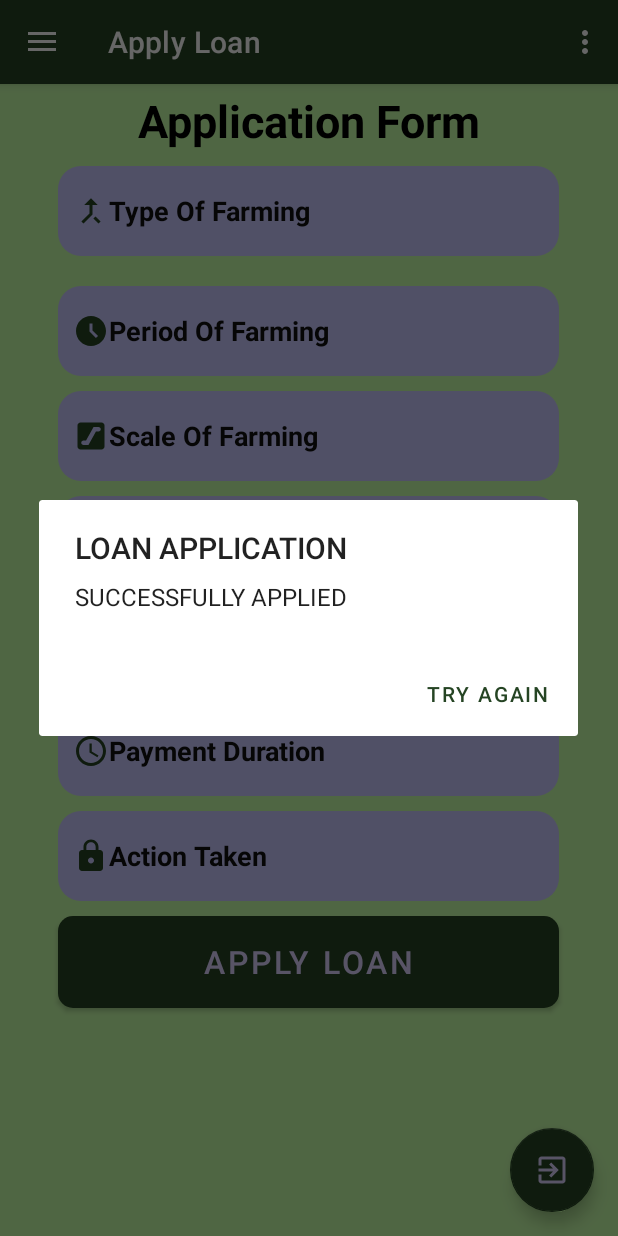
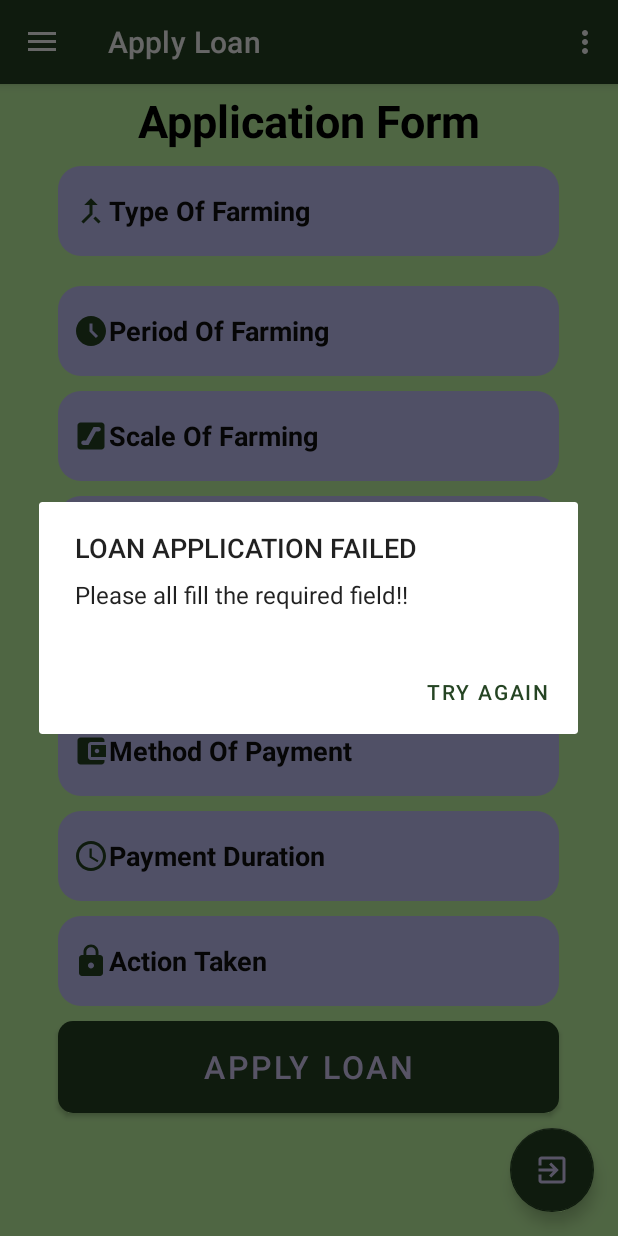
Before and after one commit to alvin-kiveu/LOAN-APPLICATION-KOTLIN, an Android app: the loanApplyFragment screen opened through its navigation route, after a tap on "APPLY LOAN", on a phone screen of 412 x 824 dp. Run offline under Robolectric (Android 15) with nearby library versions, the phone set to English and light mode, and no system bars; our stand-ins replace Volley, navigation-ui.

Commit message:
adding new files

```diff
--- a/app/src/main/java/com/example/aminia/MainActivity.kt
+++ b/app/src/main/java/com/example/aminia/MainActivity.kt
@@ -79,7 +79,7 @@ class MainActivity : AppCompatActivity() {
                     },
                     { resError ->
                         // handle error
-                        builder.setMessage("Error failed")
+                        builder.setMessage("Network Error failed. Check your internet connection")
                         builder.show()
                     }
                 )
--- a/app/src/main/java/com/example/aminia/registration.kt
+++ b/app/src/main/java/com/example/aminia/registration.kt
@@ -82,7 +82,7 @@ class registration : AppCompatActivity() {
                            },
                            { resError ->
                                // handle error
-                               builder.setMessage("Error failed")
+                               builder.setMessage("Network Error failed. Check your internet connection")
                                builder.show()
                            }
                        )
--- a/app/src/main/java/com/example/aminia/ui/applyloan/loanApplyFragment.kt
+++ b/app/src/main/java/com/example/aminia/ui/applyloan/loanApplyFragment.kt
@@ -1,22 +1,26 @@
 package com.example.aminia.ui.applyloan
 
+import android.content.Context
 import android.content.DialogInterface
-import android.content.Intent
+import android.content.SharedPreferences
 import android.os.Bundle
 import android.view.LayoutInflater
 import android.view.View
 import android.view.ViewGroup
+import android.widget.EditText
 import android.widget.TextView
 import androidx.appcompat.app.AlertDialog
 import androidx.fragment.app.Fragment
-import com.example.aminia.Home
-
+import com.android.volley.Request
+import com.android.volley.toolbox.JsonObjectRequest
+import com.android.volley.toolbox.Volley
 import com.example.aminia.R
+import org.json.JSONObject
 
 
 class loanApplyFragment : Fragment() {
 
-
+    private val sharedPrefFile = "aminia"
     override fun onCreateView(
         inflater: LayoutInflater,
         container: ViewGroup?,
@@ -25,14 +29,89 @@ class loanApplyFragment : Fragment() {
 
         val root: View =  inflater.inflate(R.layout.fragment_loanapply, container, false)
         val userLoanApply = root.findViewById<TextView>(R.id.text_applyApply)
+        val typeOfFarming = root.findViewById<EditText>(R.id.typeOfFarming)
+        val periodOfFarming = root.findViewById<EditText>(R.id.periodOfFarming)
+        val scaleOfFarming = root.findViewById<EditText>(R.id.scaleOfFarming)
+        val product = root.findViewById<EditText>(R.id.product)
+        val amount = root.findViewById<EditText>(R.id.amount)
+        val paymentMethod = root.findViewById<EditText>(R.id.paymentMethod)
+        val paymentDuration = root.findViewById<EditText>(R.id.paymentDuration)
+        val actionTaken = root.findViewById<EditText>(R.id.actionTaken)
+
         val builder = context?.let { AlertDialog.Builder(it) }
         userLoanApply.setOnClickListener{
-            if (builder != null) {
-                builder.setTitle("LOAN APPLICATION")
-                builder.setMessage("SUCCESSFULLY APPLIED")
-                builder.setPositiveButton("Try Again") { dialogInterface: DialogInterface, i: Int -> }
-                builder.show()
+            val farmingType = typeOfFarming.text
+            val farmingPeriod = periodOfFarming.text
+            val farmingScale = scaleOfFarming.text
+            val farmProduct = product.text
+            val farmingAmount = amount.text
+            val methodOfPayment = paymentMethod.text
+            val durationOfPayment = paymentDuration.text
+            val takenAction = actionTaken.text
+
+            val sharedPreferences: SharedPreferences? =
+                this.getActivity()?.getSharedPreferences(sharedPrefFile, Context.MODE_PRIVATE)
+
+            val sharedPhoneNumber = sharedPreferences?.getString("loginPhoneNumber","")
+
+            if(farmingType.isBlank() || farmingPeriod.isBlank() || farmingScale.isBlank() || farmProduct.isBlank() || farmingAmount.isBlank() || methodOfPayment.isBlank() || durationOfPayment.isBlank() || takenAction.isBlank()){
+                if (builder != null) {
+                    builder.setTitle("LOAN APPLICATION FAILED")
+                    builder.setMessage("Please all fill the required field!!")
+                    builder.setPositiveButton("Try Again") { dialogInterface: DialogInterface, i: Int -> }
+                    builder.show()
+                }
+            }else{
+                val queue = context?.let { Volley.newRequestQueue(it)}
+                val dataUrl = "https://api.umeskiasoftwares.com/api/v1/loanapplication"
+                val params = HashMap<String, String>()
+                params["linenumber"] = sharedPhoneNumber.toString()
+                params["typeOfFarming"] = farmingType.toString()
+                params["periodOfFarming"] = farmingPeriod.toString()
+                params["scaleOfFarming"] = farmingScale.toString()
+                params["product"] = farmProduct.toString()
+                params["amount"] = farmingAmount.toString()
+                params["paymentMethod"] = methodOfPayment.toString()
+                params["paymentDuration"] = durationOfPayment.toString()
+                params["actionTaken"] = takenAction.toString()
+                val jsonObject = JSONObject(params as Map<*, *>?)
+                val request = JsonObjectRequest(
+                    Request.Method.POST, dataUrl, jsonObject,
+                    { stringResponse ->
+                        val resultCode = stringResponse.getString("ResultCode")
+                        if (resultCode.toString() == "Success") {
+                            if (builder != null) {
+                                builder.setTitle("LOAN APPLICATION")
+                                builder.setMessage("SUCCESSFULLY APPLIED")
+                                builder.setPositiveButton("Okay") { dialogInterface: DialogInterface, i: Int -> }
+                                builder.show()
+                            }else{
+                                val errorMessage = stringResponse.getString("errorMessage")
+                                if (builder != null) {
+                                    builder.setTitle("LOAN APPLICATION FAILED")
+                                    builder.setMessage(errorMessage)
+                                    builder.setPositiveButton("Try Again") { dialogInterface: DialogInterface, i: Int -> }
+                                    builder.show()
+                                }
+                            }
+                        }
+                    },
+                    { resError ->
+                        // handle error
+                        if (builder != null) {
+                            builder.setMessage("Network Error failed. Check your internet connection")
+                            builder.show()
+                        }
+
+                    }
+                )
+                if (queue != null) {
+                    queue.add(request)
+                }
+
+
             }
+
         }
 
         return root
--- a/app/src/main/java/com/example/aminia/ui/profile/profileFragment.kt
+++ b/app/src/main/java/com/example/aminia/ui/profile/profileFragment.kt
@@ -1,21 +1,17 @@
 package com.example.aminia.ui.profile
 
 import android.content.Context
-import android.content.DialogInterface
-import android.content.Intent
 import android.content.SharedPreferences
 import android.os.Bundle
 import android.view.LayoutInflater
 import android.view.View
 import android.view.ViewGroup
-import android.widget.Button
 import android.widget.TextView
 import androidx.appcompat.app.AlertDialog
 import androidx.fragment.app.Fragment
 import com.android.volley.Request
 import com.android.volley.toolbox.JsonObjectRequest
 import com.android.volley.toolbox.Volley
-import com.example.aminia.MainActivity
 import com.example.aminia.R
 import org.json.JSONObject
 
@@ -71,7 +67,7 @@ class profileFragment : Fragment(){
             { resError ->
                 // handle error
                 if (builder != null) {
-                    builder.setMessage("Error failed")
+                    builder.setMessage("Network Error failed. Check your internet connection")
                     builder.show()
                 }
 
--- /dev/null
+++ b/app/src/main/res/drawable/ic_baseline_money_24.xml
@@ -0,0 +1,6 @@
+<vector android:height="24dp" android:tint="#254423"
+    android:viewportHeight="24" android:viewportWidth="24"
+    android:width="24dp" xmlns:android="http://schemas.android.com/apk/res/android">
+    <path android:fillColor="@android:color/white" android:pathData="M5,8h2v8L5,16zM12,8L9,8c-0.55,0 -1,0.45 -1,1v6c0,0.55 0.45,1 1,1h3c0.55,0 1,-0.45 1,-1L13,9c0,-0.55 -0.45,-1 -1,-1zM11,14h-1v-4h1v4zM18,8h-3c-0.55,0 -1,0.45 -1,1v6c0,0.55 0.45,1 1,1h3c0.55,0 1,-0.45 1,-1L19,9c0,-0.55 -0.45,-1 -1,-1zM17,14h-1v-4h1v4z"/>
+    <path android:fillColor="@android:color/white" android:pathData="M2,4v16h20L22,4L2,4zM4,18L4,6h16v12L4,18z"/>
+</vector>
--- a/app/src/main/res/layout/activity_home.xml
+++ b/app/src/main/res/layout/activity_home.xml
@@ -22,6 +22,7 @@
         android:layout_gravity="start"
         android:fitsSystemWindows="true"
         android:background="#C7FFA9"
+        app:itemTextColor="@color/black"
         app:headerLayout="@layout/nav_header_home"
         app:menu="@menu/activity_main_drawer" />
 </androidx.drawerlayout.widget.DrawerLayout>
--- a/app/src/main/res/layout/fragment_loanapply.xml
+++ b/app/src/main/res/layout/fragment_loanapply.xml
@@ -123,6 +123,31 @@
             android:textColor="#000000"
             android:textColorHint="#0E0E0E"
             android:textStyle="bold"
+            app:layout_constraintBottom_toTopOf="@+id/amount"
+            app:layout_constraintEnd_toEndOf="parent"
+            app:layout_constraintHorizontal_bias="0.493"
+            app:layout_constraintStart_toStartOf="parent"
+            app:layout_constraintTop_toBottomOf="@+id/amount"
+            app:layout_constraintVertical_bias="1.0"
+            tools:ignore="MissingConstraints,UnknownId" />
+
+        <EditText
+            android:id="@+id/amount"
+            android:layout_width="334dp"
+            android:layout_height="60dp"
+            android:layout_alignParentStart="true"
+            android:layout_alignParentLeft="true"
+            android:layout_marginTop="10dp"
+            android:layout_marginBottom="10dp"
+            android:background="@drawable/inputs"
+            android:drawableStart="@drawable/ic_baseline_money_24"
+            android:ems="10"
+            android:hint="Amount"
+            android:inputType="text"
+            android:padding="10dp"
+            android:textColor="#000000"
+            android:textColorHint="#0E0E0E"
+            android:textStyle="bold"
             app:layout_constraintBottom_toTopOf="@+id/paymentMethod"
             app:layout_constraintEnd_toEndOf="parent"
             app:layout_constraintHorizontal_bias="0.493"
--- a/app/src/main/res/layout/fragment_loanstatus.xml
+++ b/app/src/main/res/layout/fragment_loanstatus.xml
@@ -33,7 +33,7 @@
         app:layout_constraintStart_toStartOf="parent"
         app:layout_constraintTop_toTopOf="parent"
         tools:ignore="MissingConstraints" />
-
+ ,
     <TextView
         android:id="@+id/textView16"
         android:layout_width="301dp"
```
Also changed, not shown: app/src/main/res/layout/fragment_profile.xml (+10 -14 lines), app/src/main/res/drawable/useaminia.png (added).
